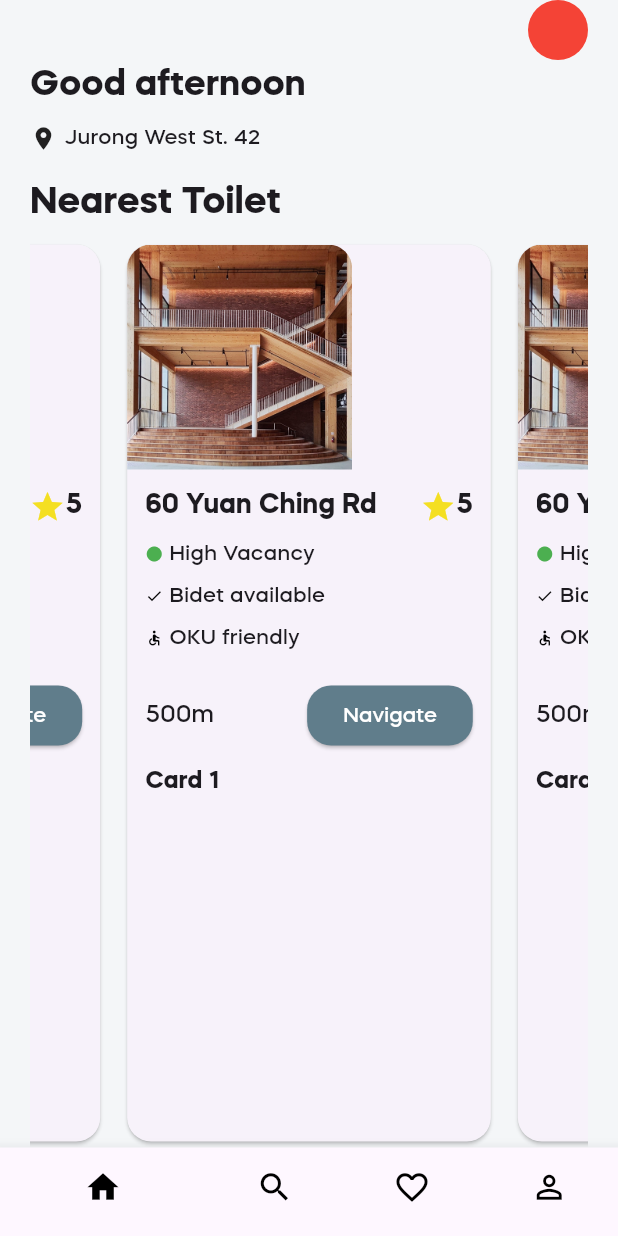
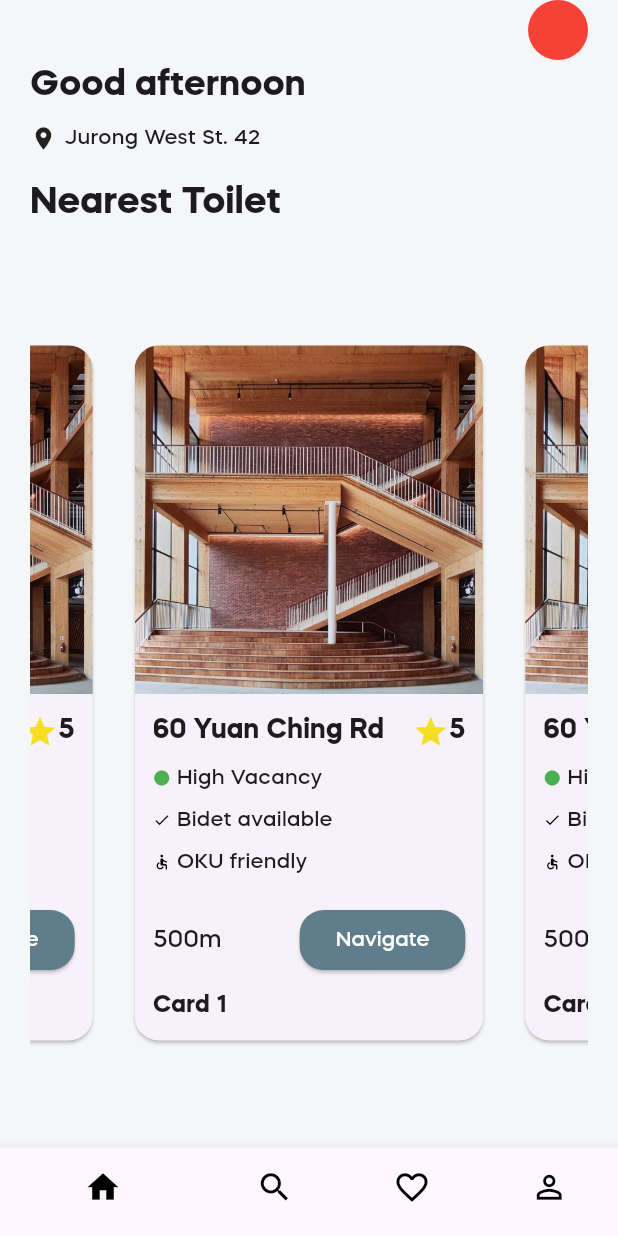
Before and after one commit to vrevolverrr/peepal, a Flutter app: the screen it shows after launch, on a phone screen of 412 x 824 dp. Run offline on Flutter 3.47's test engine with Material 3 defaults, Android fonts, the phone set to English and light mode, and no system bars; our stand-ins replace equatable, flutter_bloc, geolocator, google_maps_flutter.

Commit message:
update nearby_toilet_view

```diff
--- a/peepal/lib/features/nearby_toilets/nearby_toilets_page.dart
+++ b/peepal/lib/features/nearby_toilets/nearby_toilets_page.dart
@@ -61,8 +61,27 @@ class NearbyToiletsPageState extends State<NearbyToiletsPage> {
                 controller: _pageController,
                 itemBuilder: (context, index) {
                   int cardNumber = (index % _totalCards) + 1;
-                  return NearbyToiletCard(
-                      cardNumber: cardNumber); // Use the new widget
+                  return AnimatedBuilder(
+                    animation: _pageController,
+                    builder: (context, child) {
+                      double value = 1;
+                      if (_pageController.position.haveDimensions) {
+                        value = _pageController.page! - index;
+                        value = (1 - (value.abs() * 0.3)).clamp(0.8, 1.0);
+                      }
+                      return Center(
+                        child: Transform.scale(
+                          scale: value,
+                          child: child,
+                        ),
+                      );
+                    },
+                    child: Padding(
+                      padding: const EdgeInsets.symmetric(horizontal: 5.0),
+                      child: NearbyToiletCard(
+                      cardNumber: cardNumber)
+                     ),
+                   ); // Use the new widget
                 },
               ),
             ),
--- a/peepal/lib/features/nearby_toilets/widgets/nearby_toilet_card.dart
+++ b/peepal/lib/features/nearby_toilets/widgets/nearby_toilet_card.dart
@@ -19,7 +19,7 @@ class NearbyToiletCard extends StatelessWidget {
           children: [
             ClipRRect(
               borderRadius: BorderRadius.vertical(top: Radius.circular(16)),
-              child: Image.asset('assets/images/toilet.jpeg', height: 150, fit: BoxFit.cover), // Replace with your image
+              child: Image.asset('assets/images/toilet.jpeg'),
             ),
             Padding(
               padding: const EdgeInsets.all(12.0),
```
